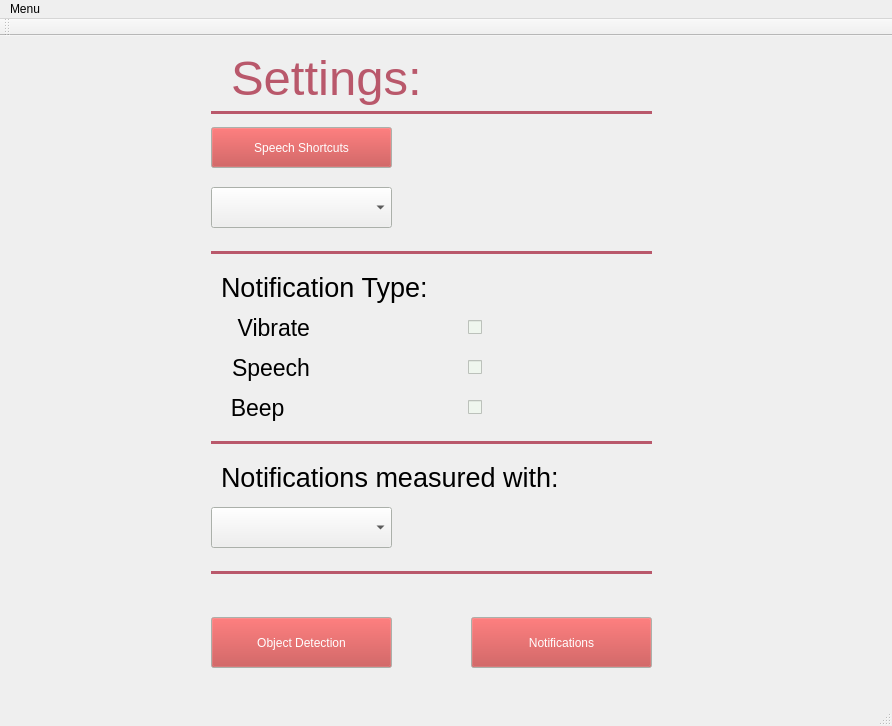
Old version of the form leddargui/mainwindow.ui in the repository SCCapstone/Sense-Able.
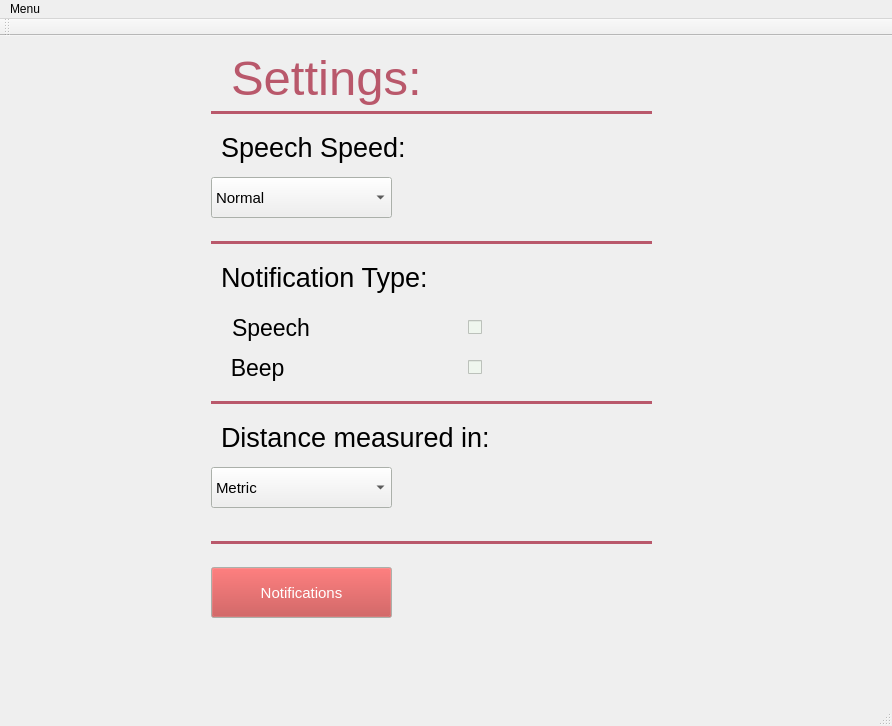
New version of the form. The open tabs and pages were chosen to show the change.

Diff of the .ui file:
```diff
--- a/leddargui/mainwindow.ui
+++ b/leddargui/mainwindow.ui
@@ -149,6 +149,11 @@
           </disabled>
          </palette>
         </property>
+        <property name="font">
+         <font>
+          <pointsize>11</pointsize>
+         </font>
+        </property>
         <property name="currentIndex">
          <number>5</number>
         </property>
@@ -937,98 +942,36 @@
            <enum>Qt::Horizontal</enum>
           </property>
          </widget>
-         <widget class="QPushButton" name="speechShortcuts">
-          <property name="geometry">
-           <rect>
-            <x>200</x>
-            <y>80</y>
-            <width>181</width>
-            <height>41</height>
-           </rect>
-          </property>
-          <property name="palette">
-           <palette>
-            <active>
-             <colorrole role="Button">
-              <brush brushstyle="SolidPattern">
-               <color alpha="255">
-                <red>191</red>
-                <green>64</green>
-                <blue>64</blue>
-               </color>
-              </brush>
-             </colorrole>
-             <colorrole role="ButtonText">
-              <brush brushstyle="SolidPattern">
-               <color alpha="255">
-                <red>255</red>
-                <green>255</green>
-                <blue>255</blue>
-               </color>
-              </brush>
-             </colorrole>
-            </active>
-            <inactive>
-             <colorrole role="Button">
-              <brush brushstyle="SolidPattern">
-               <color alpha="255">
-                <red>191</red>
-                <green>64</green>
-                <blue>64</blue>
-               </color>
-              </brush>
-             </colorrole>
-             <colorrole role="ButtonText">
-              <brush brushstyle="SolidPattern">
-               <color alpha="255">
-                <red>255</red>
-                <green>255</green>
-                <blue>255</blue>
-               </color>
-              </brush>
-             </colorrole>
-            </inactive>
-            <disabled>
-             <colorrole role="Button">
-              <brush brushstyle="SolidPattern">
-               <color alpha="255">
-                <red>191</red>
-                <green>64</green>
-                <blue>64</blue>
-               </color>
-              </brush>
-             </colorrole>
-             <colorrole role="ButtonText">
-              <brush brushstyle="SolidPattern">
-               <color alpha="255">
-                <red>190</red>
-                <green>190</green>
-                <blue>190</blue>
-               </color>
-              </brush>
-             </colorrole>
-            </disabled>
-           </palette>
-          </property>
-          <property name="text">
-           <string>Speech Shortcuts</string>
-          </property>
-         </widget>
          <widget class="QComboBox" name="comboBox">
           <property name="geometry">
            <rect>
             <x>200</x>
-            <y>140</y>
+            <y>130</y>
             <width>181</width>
             <height>41</height>
            </rect>
           </property>
+          <item>
+           <property name="text">
+            <string>Normal</string>
+           </property>
+          </item>
+          <item>
+           <property name="text">
+            <string>Fast</string>
+           </property>
+          </item>
+          <item>
+           <property name="text">
+            <string>Slow</string>
+           </property>
+          </item>
          </widget>
          <widget class="Line" name="line_3">
           <property name="geometry">
            <rect>
             <x>200</x>
-            <y>190</y>
+            <y>180</y>
             <width>441</width>
             <height>30</height>
            </rect>
@@ -1084,7 +1027,7 @@
           <property name="geometry">
            <rect>
             <x>210</x>
-            <y>220</y>
+            <y>210</y>
             <width>231</width>
             <height>41</height>
            </rect>
@@ -1098,32 +1041,11 @@
            <string>Notification Type:</string>
           </property>
          </widget>
-         <widget class="QCheckBox" name="vibrateCheckBox">
-          <property name="geometry">
-           <rect>
-            <x>170</x>
-            <y>260</y>
-            <width>301</width>
-            <height>41</height>
-           </rect>
-          </property>
-          <property name="font">
-           <font>
-            <pointsize>17</pointsize>
-           </font>
-          </property>
-          <property name="layoutDirection">
-           <enum>Qt::RightToLeft</enum>
-          </property>
-          <property name="text">
-           <string>Vibrate                        </string>
-          </property>
-         </widget>
          <widget class="QCheckBox" name="speechCheckBox">
           <property name="geometry">
            <rect>
             <x>170</x>
-            <y>300</y>
+            <y>260</y>
             <width>301</width>
             <height>41</height>
            </rect>
@@ -1144,7 +1066,7 @@
           <property name="geometry">
            <rect>
             <x>170</x>
-            <y>340</y>
+            <y>300</y>
             <width>301</width>
             <height>41</height>
            </rect>
@@ -1165,7 +1087,7 @@
           <property name="geometry">
            <rect>
             <x>200</x>
-            <y>380</y>
+            <y>340</y>
             <width>441</width>
             <height>30</height>
            </rect>
@@ -1221,7 +1143,7 @@
           <property name="geometry">
            <rect>
             <x>210</x>
-            <y>410</y>
+            <y>370</y>
             <width>371</width>
             <height>41</height>
            </rect>
@@ -1232,24 +1154,14 @@
            </font>
           </property>
           <property name="text">
-           <string>Notifications measured with:</string>
-          </property>
-         </widget>
-         <widget class="QComboBox" name="comboBox_2">
-          <property name="geometry">
-           <rect>
-            <x>200</x>
-            <y>460</y>
-            <width>181</width>
-            <height>41</height>
-           </rect>
+           <string>Distance measured in:</string>
           </property>
          </widget>
          <widget class="Line" name="line_5">
           <property name="geometry">
            <rect>
             <x>200</x>
-            <y>510</y>
+            <y>480</y>
             <width>441</width>
             <height>30</height>
            </rect>
@@ -1301,88 +1213,11 @@
            <enum>Qt::Horizontal</enum>
           </property>
          </widget>
-         <widget class="QPushButton" name="objectDectButton">
-          <property name="geometry">
-           <rect>
-            <x>200</x>
-            <y>570</y>
-            <width>181</width>
-            <height>51</height>
-           </rect>
-          </property>
-          <property name="palette">
-           <palette>
-            <active>
-             <colorrole role="Button">
-              <brush brushstyle="SolidPattern">
-               <color alpha="255">
-                <red>191</red>
-                <green>64</green>
-                <blue>64</blue>
-               </color>
-              </brush>
-             </colorrole>
-             <colorrole role="ButtonText">
-              <brush brushstyle="SolidPattern">
-               <color alpha="255">
-                <red>255</red>
-                <green>255</green>
-                <blue>255</blue>
-               </color>
-              </brush>
-             </colorrole>
-            </active>
-            <inactive>
-             <colorrole role="Button">
-              <brush brushstyle="SolidPattern">
-               <color alpha="255">
-                <red>191</red>
-                <green>64</green>
-                <blue>64</blue>
-               </color>
-              </brush>
-             </colorrole>
-             <colorrole role="ButtonText">
-              <brush brushstyle="SolidPattern">
-               <color alpha="255">
-                <red>255</red>
-                <green>255</green>
-                <blue>255</blue>
-               </color>
-              </brush>
-             </colorrole>
-            </inactive>
-            <disabled>
-             <colorrole role="Button">
-              <brush brushstyle="SolidPattern">
-               <color alpha="255">
-                <red>191</red>
-                <green>64</green>
-                <blue>64</blue>
-               </color>
-              </brush>
-             </colorrole>
-             <colorrole role="ButtonText">
-              <brush brushstyle="SolidPattern">
-               <color alpha="255">
-                <red>190</red>
-                <green>190</green>
-                <blue>190</blue>
-               </color>
-              </brush>
-             </colorrole>
-            </disabled>
-           </palette>
-          </property>
-          <property name="text">
-           <string>Object Detection</string>
-          </property>
-         </widget>
          <widget class="QPushButton" name="notificationsButton">
           <property name="geometry">
            <rect>
-            <x>460</x>
-            <y>570</y>
+            <x>200</x>
+            <y>520</y>
             <width>181</width>
             <height>51</height>
            </rect>
@@ -1455,6 +1290,44 @@
            <string>Notifications</string>
           </property>
          </widget>
+         <widget class="QLabel" name="label_9">
+          <property name="geometry">
+           <rect>
+            <x>210</x>
+            <y>80</y>
+            <width>191</width>
+            <height>41</height>
+           </rect>
+          </property>
+          <property name="font">
+           <font>
+            <pointsize>20</pointsize>
+           </font>
+          </property>
+          <property name="text">
+           <string>Speech Speed:</string>
+          </property>
+         </widget>
+         <widget class="QComboBox" name="comboBox_2">
+          <property name="geometry">
+           <rect>
+            <x>200</x>
+            <y>420</y>
+            <width>181</width>
+            <height>41</height>
+           </rect>
+          </property>
+          <item>
+           <property name="text">
+            <string>Metric </string>
+           </property>
+          </item>
+          <item>
+           <property name="text">
+            <string>US customary systems</string>
+           </property>
+          </item>
+         </widget>
         </widget>
         <widget class="QWidget" name="page_4">
          <widget class="QLabel" name="calibrationLabel">
```
Left out of the diff: 540 changed lines with no effect on the pictures.
